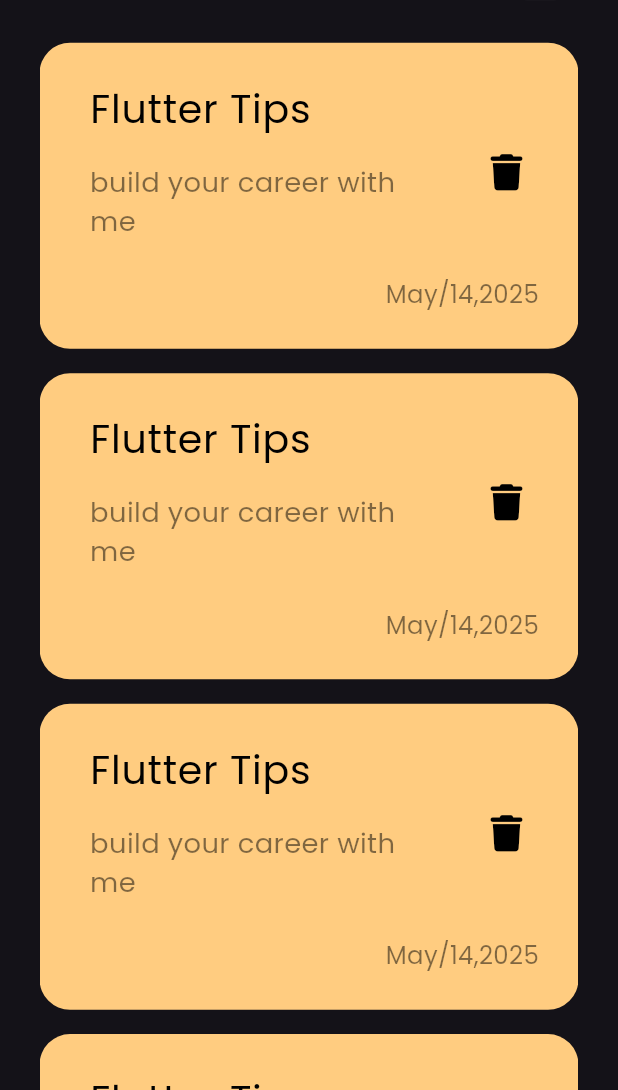
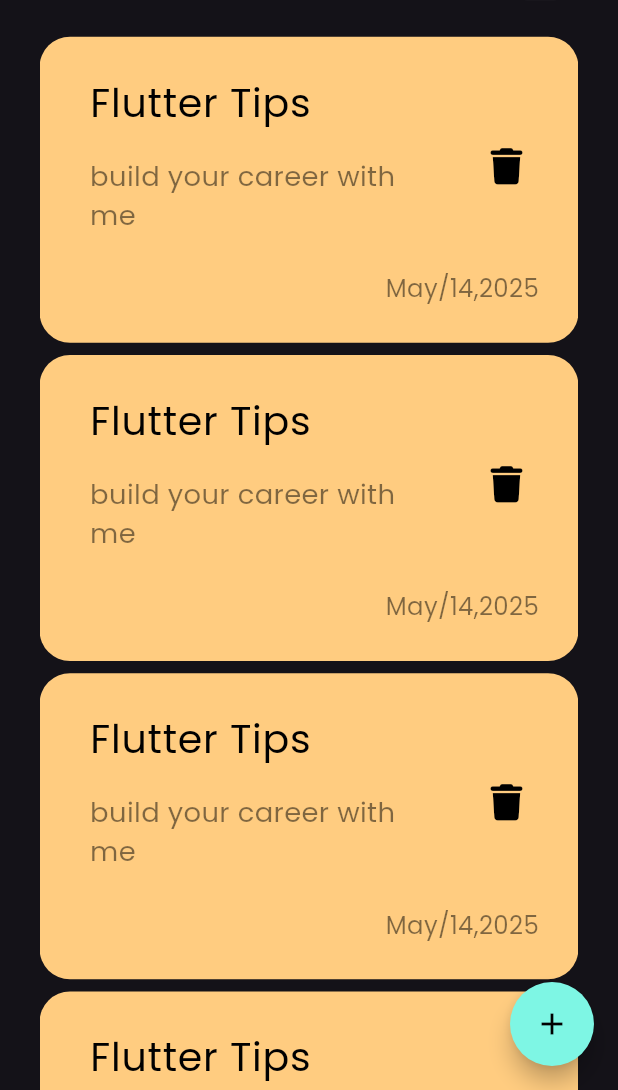
Before and after one commit to KhaledMeaz/notes_app, a Flutter app: the screen it shows after launch, on a phone screen of 412 x 824 dp, the part 146-1236 px from its top. Run offline on Flutter 3.47's test engine with Material 3 defaults, Android fonts, the phone set to English and light mode, and no system bars; our stand-ins replace flutter_screenutil, font_awesome_flutter.

Commit message:
Add Floating action Botton

```diff
--- a/lib/views/notes_views.dart
+++ b/lib/views/notes_views.dart
@@ -6,8 +6,11 @@ class NotesViews extends StatelessWidget {
 
   @override
   Widget build(BuildContext context) {
-    return const Scaffold(
-      body: NotesViewBody(),
+    return  Scaffold(
+      floatingActionButton: FloatingActionButton(onPressed: (){},child: const Icon(Icons.add,color: Colors.black,),backgroundColor: Color.fromARGB(255, 126, 246, 228),
+        shape: const CircleBorder(),
+      ),
+      body: const NotesViewBody(),
     );
   }
 }
--- a/lib/widgets/notes_list_view.dart
+++ b/lib/widgets/notes_list_view.dart
@@ -9,7 +9,7 @@ class NotesListView extends StatelessWidget {
   Widget build(BuildContext context) {
     return ListView.builder(itemBuilder: (context, index) {
       return Padding(
-        padding: EdgeInsets.symmetric(vertical: 8.h),
+        padding: EdgeInsets.symmetric(vertical: 4.h),
         child: NotesItem(),
       );
     });
```
